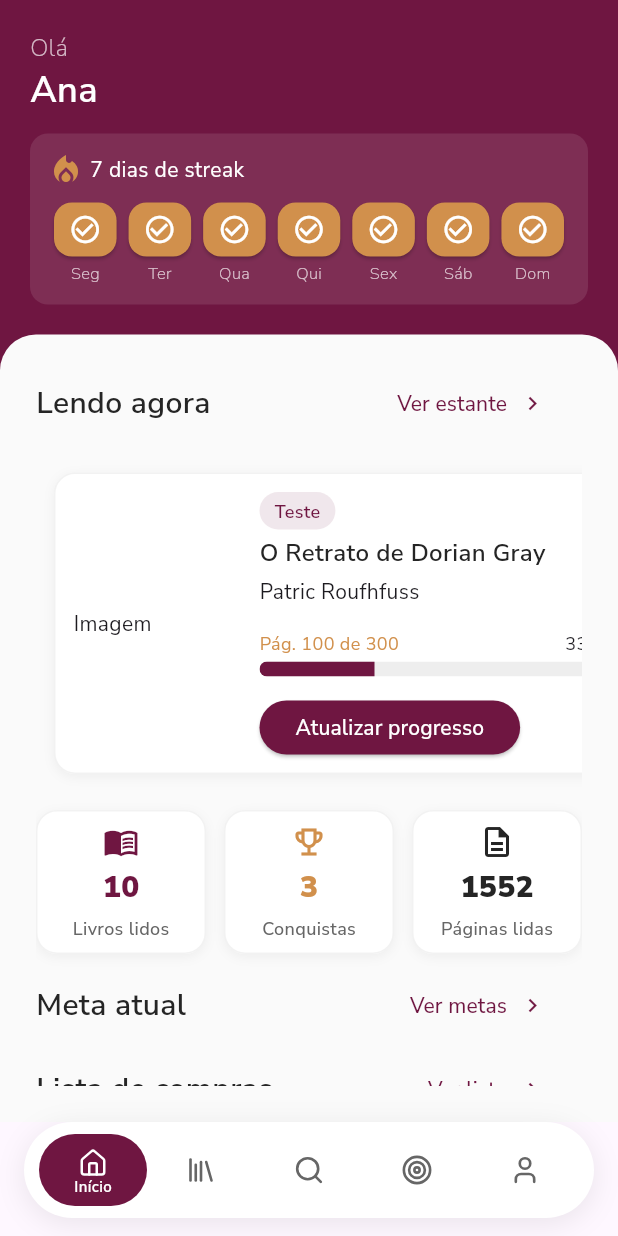
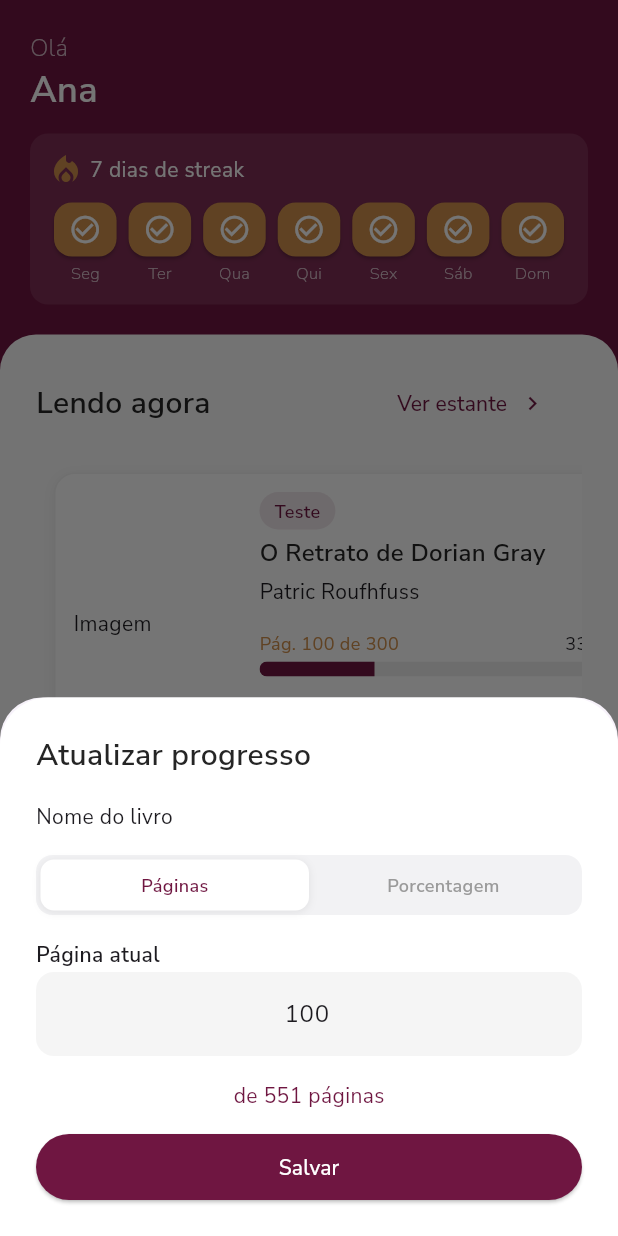
Before and after one commit to sofiaparreira/bookcase_app, a Flutter app: the screen it shows after launch, after a tap on "Atualizar progresso", on a phone screen of 412 x 824 dp. Run offline on Flutter 3.47's test engine with Material 3 defaults, Android fonts, the phone set to English and light mode, and no system bars; our stand-ins replace google_fonts, lucide_icons_flutter.

Commit message:
feat(home): Cria modal de atualizar progresso de leitura

```diff
--- a/lib/features/dashboard/dashboard_page.dart
+++ b/lib/features/dashboard/dashboard_page.dart
@@ -3,6 +3,7 @@ import 'package:bookcase/models/book.dart';
 import 'package:bookcase/shared/widgets/button/button_default.dart';
 import 'package:bookcase/shared/widgets/card/metric_card.dart';
 import 'package:bookcase/shared/widgets/card/reading_card.dart';
+import 'package:bookcase/shared/widgets/modal/update_reading_progress_modal.dart';
 import 'package:bookcase/shared/widgets/text/title_h1.dart';
 import 'package:bookcase/shared/widgets/text/title_h2.dart';
 import 'package:flutter/material.dart';
@@ -19,7 +20,7 @@ class DashboardPage extends StatelessWidget {
         author: 'Oscar Wilde',
         isbn: '123123',
         status: EnumBookStatus.reading,
-        numPages: 300,
+        totalPages: 300,
         image: 'https://darkside.vtexassets.com/arquivos/ids/176888/o-retrato-de-dorian-gray.png?v=637655004354600000',
       ),
       currentPage: 100,
@@ -31,7 +32,7 @@ class DashboardPage extends StatelessWidget {
         author: 'Oscar Wilde',
         isbn: '123123',
         status: EnumBookStatus.reading,
-        numPages: 300,
+        totalPages: 300,
         image: 'https://darkside.vtexassets.com/arquivos/ids/176888/o-retrato-de-dorian-gray.png?v=637655004354600000',
       ),
       currentPage: 100,
@@ -171,14 +172,22 @@ class DashboardPage extends StatelessWidget {
                     padding: const EdgeInsets.all(12),
                     child: Row(
                       spacing: 12,
-                      children: readingBooksList.map((book) {
+                      children: readingBooksList.map((readingBook) {
                         return ReadingCard(
-                          title: book.book.title,
-                          author: book.book.author,
-                          currentPage: book.currentPage,
-                          numPages: book.book.numPages,
-                          progress: book.progress,
-                          progressPercent: book.progressPercent,
+                          title: readingBook.book.title,
+                          author: readingBook.book.author,
+                          currentPage: readingBook.currentPage,
+                          totalPages: readingBook.book.totalPages,
+                          progress: readingBook.progress,
+                          progressPercent: readingBook.progressPercent,
+                          onUpdateProgress: () {
+                            showModalBottomSheet(context: context, isScrollControlled: true, builder: (context) {
+                              return UpdateReadingProgressModal(
+                                currentPage: readingBook.currentPage,
+                                totalPages: readingBook.book.totalPages,
+                              );
+                            });
+                          }
                         );
                       }).toList(),
                     ),
--- a/lib/models/book.dart
+++ b/lib/models/book.dart
@@ -5,7 +5,7 @@ class Book {
   final String author;
   final String isbn;
   final EnumBookStatus status;
-  final int numPages;
+  final int totalPages;
   final String image;
 
   const Book({
@@ -14,7 +14,7 @@ class Book {
     required this.author,
     required this.isbn,
     required this.status,
-    required this.numPages,
+    required this.totalPages,
     required this.image
   });
 }
@@ -36,7 +36,7 @@ class ReadingBook {
     required this.currentPage
   });
 
-  double get progress => currentPage / book.numPages;
+  double get progress => currentPage / book.totalPages;
   int get progressPercent => (progress * 100).toInt();
 
 }
--- a/lib/shared/widgets/card/reading_card.dart
+++ b/lib/shared/widgets/card/reading_card.dart
@@ -11,18 +11,20 @@ class ReadingCard extends StatefulWidget {
   final String title;
   final String author;
   final int currentPage;
-  final int numPages;
+  final int totalPages;
   final double progress;
   final int progressPercent;
+  final VoidCallback onUpdateProgress;
 
   const ReadingCard({
     super.key,
     required this.title,
     required this.author,
     required this.currentPage,
-    required this.numPages,
+    required this.totalPages,
     required this.progress,
-    required this.progressPercent
+    required this.progressPercent,
+    required this.onUpdateProgress
     });
 
 
@@ -62,7 +64,7 @@ class _ReadingCardState extends State<ReadingCard> {
                       mainAxisAlignment: MainAxisAlignment.spaceBetween,
                       children: [
                         Text(
-                          'Pág. ${widget.currentPage} de ${widget.numPages}',
+                          'Pág. ${widget.currentPage} de ${widget.totalPages}',
                           style: TextStyle(
                             fontSize: 12,
                             color: AppColors.secondary,
@@ -86,7 +88,7 @@ class _ReadingCardState extends State<ReadingCard> {
                       text: 'Atualizar progresso',
                       size: ButtonSize.sm,
                       width: ButtonWidth.fit,
-                      onPressed: () {},
+                      onPressed: widget.onUpdateProgress,
                     ),
                   ],
                 ),
--- /dev/null
+++ b/lib/shared/widgets/modal/update_reading_progress_modal.dart
@@ -0,0 +1,168 @@
+import 'package:bookcase/core/theme/app_colors.dart';
+import 'package:bookcase/shared/widgets/button/button_default.dart';
+import 'package:bookcase/shared/widgets/text/title_h2.dart';
+import 'package:flutter/material.dart';
+
+enum ProgressType { pages, percentage }
+
+class UpdateReadingProgressModal extends StatefulWidget {
+  final int? currentPage;
+  final int? totalPages;
+  final double? currentPercentage;
+
+  const UpdateReadingProgressModal({
+    super.key,
+    this.currentPage,
+    this.totalPages,
+    this.currentPercentage,
+  });
+
+  @override
+  State<UpdateReadingProgressModal> createState() =>
+      _UpdateReadingProgressModalState();
+}
+
+class _UpdateReadingProgressModalState
+    extends State<UpdateReadingProgressModal> {
+  ProgressType selectedType = ProgressType.pages;
+  late final TextEditingController pageController;
+  late final TextEditingController percentageController;
+
+  @override
+  void initState() {
+    super.initState();
+    pageController = TextEditingController(
+      text: widget.currentPage?.toString() ?? '',
+    );
+  }
+
+  @override
+  Widget build(BuildContext context) {
+    return Container(
+      decoration: const BoxDecoration(
+        color: Colors.white,
+        borderRadius: BorderRadius.vertical(top: Radius.circular(32)),
+      ),
+      child: Padding(
+        padding: EdgeInsets.only(
+          left: 24,
+          right: 24,
+          top: 24,
+          bottom: MediaQuery.of(context).viewInsets.bottom + 24,
+        ),
+        child: Column(
+          mainAxisSize: MainAxisSize.min,
+
+          children: [
+            Column(
+              crossAxisAlignment: CrossAxisAlignment.start,
+              spacing: 16,
+              children: [
+                const TitleH2(text: 'Atualizar progresso'),
+                const Text("Nome do livro"),
+                Container(
+                  height: 40,
+                  padding: const EdgeInsets.all(3),
+                  decoration: BoxDecoration(
+                    color: const Color(0xFFF2F2F4),
+                    borderRadius: BorderRadius.circular(11),
+                  ),
+                  child: Row(
+                    children: [
+                      Expanded(
+                        child: _progressButton(
+                          text: 'Páginas',
+                          type: ProgressType.pages,
+                        ),
+                      ),
+                      Expanded(
+                        child: _progressButton(
+                          text: 'Porcentagem',
+                          type: ProgressType.percentage,
+                        ),
+                      ),
+                    ],
+                  ),
+                ),
+                _progressTextField(controller: pageController, label: "Página atual"),
+                Center(child: const Text("de 551 páginas", style: TextStyle(color: AppColors.primary, fontSize: 14),)),
+                ButtonDefault(
+                  text: "Salvar",
+                  width: ButtonWidth.full,
+                  onPressed: () {},
+                ),
+              ],
+            ),
+          ],
+        ),
+      ),
+    );
+  }
+
+  Widget _progressTextField({
+    required TextEditingController controller,
+    required String label,
+  }) {
+    return Column(
+      crossAxisAlignment: CrossAxisAlignment.start,
+      spacing: 2,
+      children: [
+        Text(label, style: TextStyle(
+          fontWeight: FontWeight.w600
+        ),),
+        TextField(
+      controller: pageController,
+      keyboardType: TextInputType.number,
+      textAlign: TextAlign.center,
+      decoration: InputDecoration(
+        filled: true,
+        fillColor: Color(0xFFF5F5F5),
+        border: OutlineInputBorder(
+          borderRadius: BorderRadius.circular(12),
+          borderSide: BorderSide.none,
+        ),
+      ),
+    )
+      ],
+    );
+  }
+
+  Widget _progressButton({required String text, required ProgressType type}) {
+    final bool isSelected = selectedType == type;
+
+    return GestureDetector(
+      onTap: () {
+        setState(() {
+          selectedType = type;
+        });
+      },
+      child: AnimatedContainer(
+        duration: const Duration(milliseconds: 200),
+        alignment: Alignment.center,
+        decoration: BoxDecoration(
+          color: isSelected ? Colors.white : Colors.transparent,
+          borderRadius: BorderRadius.circular(9),
+          boxShadow: isSelected
+              ? [
+                  const BoxShadow(
+                    color: Color(0x14000000),
+                    blurRadius: 4,
+                    offset: Offset(0, 1),
+                  ),
+                ]
+              : null,
+        ),
+        child: Text(
+          text,
+          style: TextStyle(
+            fontSize: 12,
+            fontWeight: FontWeight.w600,
+            color: isSelected
+                ? const Color(0xFF6F1641)
+                : const Color(0xFF9A9A9A),
+          ),
+        ),
+      ),
+    );
+  }
+}
```
